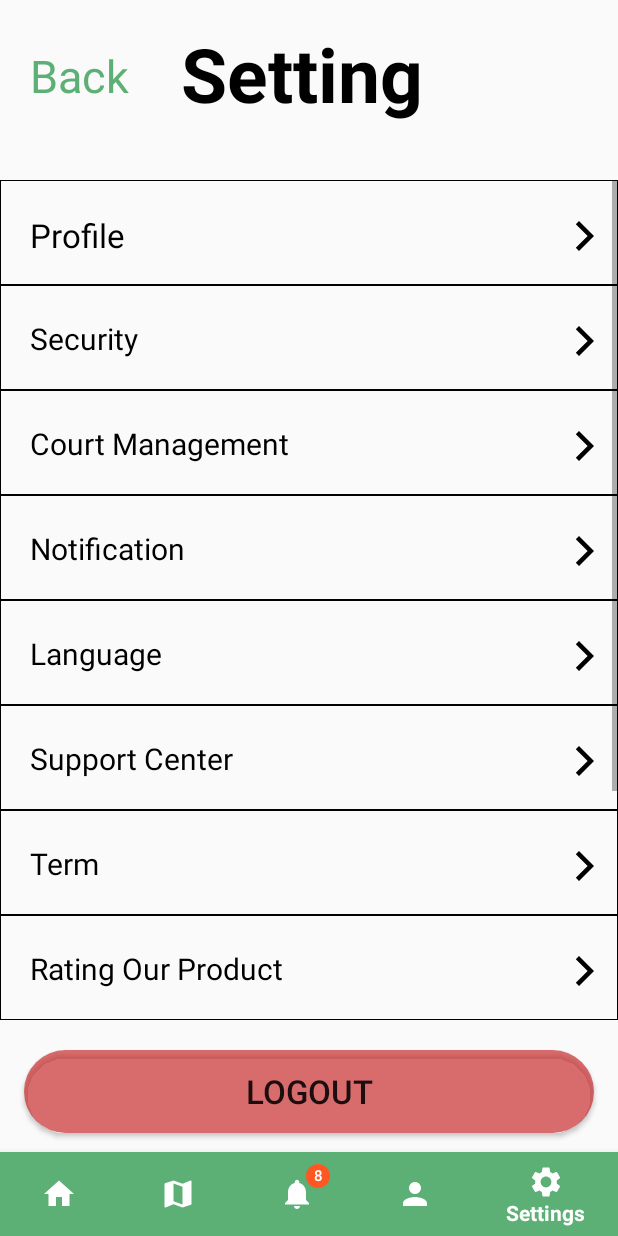
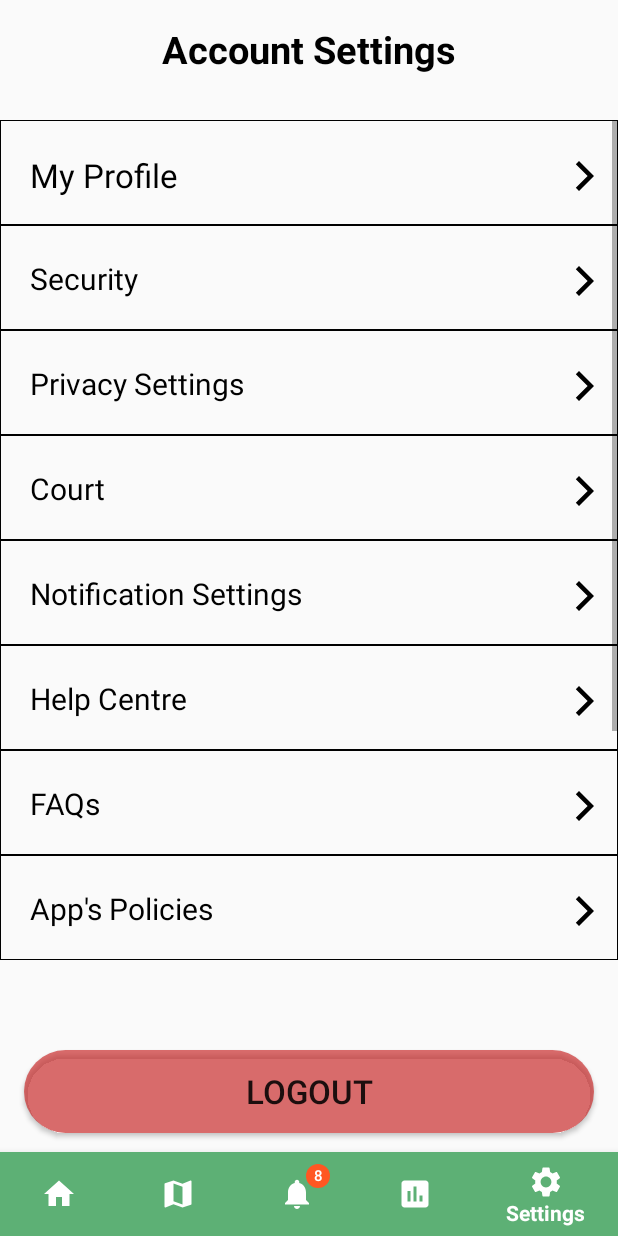
Before and after one commit to sonyrich/tennis-booking, an Android app: the NavigatorActivity screen opened directly, with no data from a screen before it, item 5 of the bottom bar chosen, on a phone screen of 412 x 824 dp. Run offline under Robolectric (Android 15) with nearby library versions, the light colour scheme and no system bars.

Commit message:
sync layouts

```diff
--- a/app/src/main/java/com/example/tennis_booking/NavigatorActivity.java
+++ b/app/src/main/java/com/example/tennis_booking/NavigatorActivity.java
@@ -54,7 +54,7 @@ public class NavigatorActivity extends AppCompatActivity {
                                 .replace(R.id.container,notificationFragment)
                                 .commit();
                         return true;
-                    case R.id.ic_person:
+                    case R.id.ic_history:
                         getSupportFragmentManager()
                                 .beginTransaction()
                                 .replace(R.id.container,profileFragment)
--- /dev/null
+++ b/app/src/main/res/drawable/ic_history.xml
@@ -0,0 +1,10 @@
+<vector xmlns:android="http://schemas.android.com/apk/res/android"
+    android:width="24dp"
+    android:height="24dp"
+    android:tint="#FFFFFF"
+    android:viewportHeight="24"
+    android:viewportWidth="24">
+  <path
+      android:fillColor="@android:color/white"
+      android:pathData="M19,3L5,3c-1.1,0 -2,0.9 -2,2v14c0,1.1 0.9,2 2,2h14c1.1,0 2,-0.9 2,-2L21,5c0,-1.1 -0.9,-2 -2,-2zM9,17L7,17v-7h2v7zM13,17h-2L11,7h2v10zM17,17h-2v-4h2v4z"/>
+</vector>
--- a/app/src/main/res/drawable/ic_home.xml
+++ b/app/src/main/res/drawable/ic_home.xml
@@ -1,5 +1,10 @@
-<vector android:height="24dp" android:tint="#FFFFFF"
-    android:viewportHeight="24" android:viewportWidth="24"
-    android:width="24dp" xmlns:android="http://schemas.android.com/apk/res/android">
-    <path android:fillColor="@android:color/white" android:pathData="M10,20v-6h4v6h5v-8h3L12,3 2,12h3v8z"/>
+<vector xmlns:android="http://schemas.android.com/apk/res/android"
+    android:width="24dp"
+    android:height="24dp"
+    android:tint="#FFFFFF"
+    android:viewportHeight="24"
+    android:viewportWidth="24">
+    <path
+        android:fillColor="@android:color/white"
+        android:pathData="M10,20v-6h4v6h5v-8h3L12,3 2,12h3v8z"/>
 </vector>
--- a/app/src/main/res/layout/fragment_setting.xml
+++ b/app/src/main/res/layout/fragment_setting.xml
@@ -7,32 +7,20 @@
     tools:context=".SettingFragment">
 
     <TextView
-        android:id="@+id/tvSettingBack"
-        android:layout_width="70dp"
-        android:layout_height="wrap_content"
-        android:layout_marginStart="20dp"
-        android:layout_marginTop="30dp"
-        android:text="Back"
-        android:textColor="@color/green_main"
-        android:textSize="30dp" />
-
-    <TextView
         android:id="@+id/tvSetting"
-        android:layout_width="170dp"
+        android:layout_width="wrap_content"
         android:layout_height="wrap_content"
         android:layout_gravity="center_horizontal"
         android:layout_marginTop="15dp"
-        android:text="Setting"
+        android:text="Account Settings"
         android:textColor="@color/black"
-        android:textSize="50dp"
+        android:textSize="25dp"
         android:textStyle="bold" />
-
-    <!-- TODO: Update blank fragment layout -->
 
     <ScrollView
         android:layout_width="match_parent"
         android:layout_height="560dp"
-        android:layout_marginTop="120dp">
+        android:layout_marginTop="80dp">
 
         <androidx.constraintlayout.widget.ConstraintLayout
             android:layout_width="match_parent"
@@ -54,7 +42,7 @@
                     android:layout_height="30dp"
                     android:layout_marginStart="20dp"
                     android:layout_marginTop="22dp"
-                    android:text="Profile"
+                    android:text="My Profile"
                     android:textColor="@color/black"
                     android:textSize="22sp"
                     app:layout_constraintStart_toStartOf="parent"
@@ -119,7 +107,7 @@
                     android:layout_height="30dp"
                     android:layout_marginStart="20dp"
                     android:layout_marginTop="22dp"
-                    android:text="Court Management"
+                    android:text="Privacy Settings"
                     android:textColor="@color/black"
                     android:textSize="20sp"
                     app:layout_constraintStart_toStartOf="parent"
@@ -150,7 +138,7 @@
                     android:layout_height="30dp"
                     android:layout_marginStart="20dp"
                     android:layout_marginTop="22dp"
-                    android:text="Notification"
+                    android:text="Court Management"
                     android:textColor="@color/black"
                     android:textSize="20sp"
                     app:layout_constraintStart_toStartOf="parent"
@@ -177,11 +165,11 @@
 
                 <TextView
                     android:id="@+id/tvSetting5"
-                    android:layout_width="150dp"
+                    android:layout_width="200dp"
                     android:layout_height="30dp"
                     android:layout_marginStart="20dp"
                     android:layout_marginTop="22dp"
-                    android:text="Language"
+                    android:text="Notification Settings"
                     android:textColor="@color/black"
                     android:textSize="20sp"
                     app:layout_constraintStart_toStartOf="parent"
@@ -212,7 +200,7 @@
                     android:layout_height="30dp"
                     android:layout_marginStart="20dp"
                     android:layout_marginTop="22dp"
-                    android:text="Support Center"
+                    android:text="Help Centre"
                     android:textColor="@color/black"
                     android:textSize="20sp"
                     app:layout_constraintStart_toStartOf="parent"
@@ -243,7 +231,7 @@
                     android:layout_height="30dp"
                     android:layout_marginStart="20dp"
                     android:layout_marginTop="22dp"
-                    android:text="Term"
+                    android:text="FAQs"
                     android:textColor="@color/black"
                     android:textSize="20sp"
                     app:layout_constraintStart_toStartOf="parent"
@@ -274,7 +262,7 @@
                     android:layout_height="30dp"
                     android:layout_marginStart="20dp"
                     android:layout_marginTop="22dp"
-                    android:text="Rating Our Product"
+                    android:text="App's Policies"
                     android:textColor="@color/black"
                     android:textSize="20sp"
                     app:layout_constraintStart_toStartOf="parent"
@@ -305,7 +293,7 @@
                     android:layout_height="30dp"
                     android:layout_marginStart="20dp"
                     android:layout_marginTop="22dp"
-                    android:text="About us"
+                    android:text="Rating Our Product"
                     android:textColor="@color/black"
                     android:textSize="20sp"
                     app:layout_constraintStart_toStartOf="parent"
@@ -336,7 +324,7 @@
                     android:layout_height="30dp"
                     android:layout_marginStart="20dp"
                     android:layout_marginTop="22dp"
-                    android:text="FAQ"
+                    android:text="About us"
                     android:textColor="@color/black"
                     android:textSize="20sp"
                     app:layout_constraintStart_toStartOf="parent"
@@ -367,7 +355,7 @@
                     android:layout_height="30dp"
                     android:layout_marginStart="20dp"
                     android:layout_marginTop="22dp"
-                    android:text="Contact us"
+                    android:text="Request Account Deletion"
                     android:textColor="@color/black"
                     android:textSize="20sp"
                     app:layout_constraintStart_toStartOf="parent"
@@ -399,5 +387,4 @@
         android:text="Logout"
         android:textSize="22dp" />
 
-
 </FrameLayout>
--- a/app/src/main/res/menu/nav_menu.xml
+++ b/app/src/main/res/menu/nav_menu.xml
@@ -5,13 +5,13 @@
         android:title="Home"/>
     <item android:id="@+id/ic_map"
         android:icon="@drawable/ic_map"
-        android:title="Map"/>
+        android:title="Maps"/>
     <item android:id="@+id/ic_notifications"
         android:icon="@drawable/ic_notifications"
         android:title="Notifications"/>
-    <item android:id="@+id/ic_person"
-        android:icon="@drawable/ic_person"
-        android:title="User"/>
+    <item android:id="@+id/ic_history"
+        android:icon="@drawable/ic_history"
+        android:title="My Bookings"/>
     <item android:id="@+id/ic_settings"
         android:icon="@drawable/ic_settings"
         android:title="Settings"/>
```
Also changed, not shown: app/src/main/res/layout/fragment_home.xml (+7 -11 lines), app/src/main/res/layout/fragment_notification.xml (+3 -15 lines).
